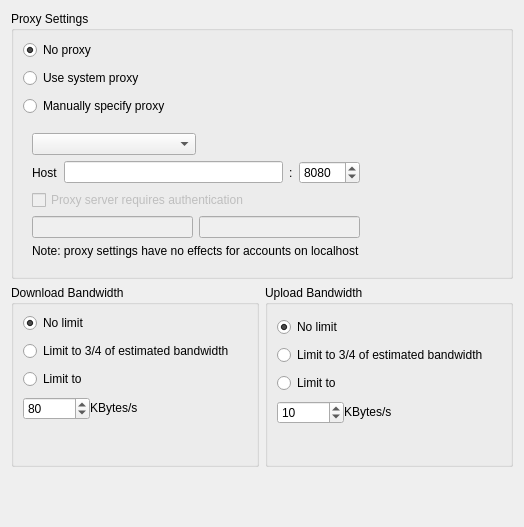
The window that src/gui/networksettings.ui (nextmcloud/desktop) describes before a commit, drawn with Qt 5.
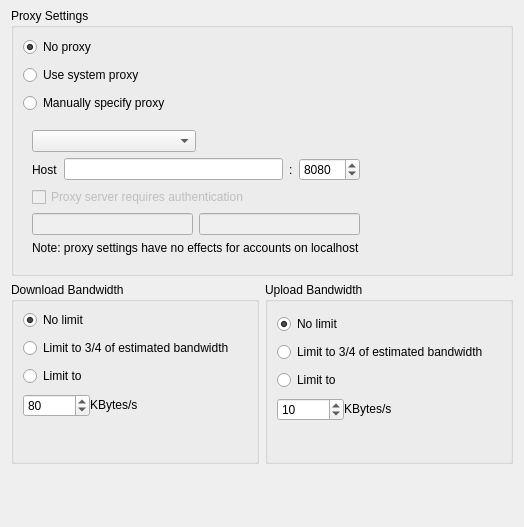
The same window after the commit.

Diff of the .ui file:
```diff
--- a/src/gui/networksettings.ui
+++ b/src/gui/networksettings.ui
@@ -17,6 +17,9 @@
    <bool>true</bool>
   </property>
   <layout class="QGridLayout" name="gridLayout_3">
+   <property name="topMargin">
+    <number>8</number>
+   </property>
    <item row="2" column="0">
     <spacer name="verticalSpacer">
      <property name="orientation">
```
